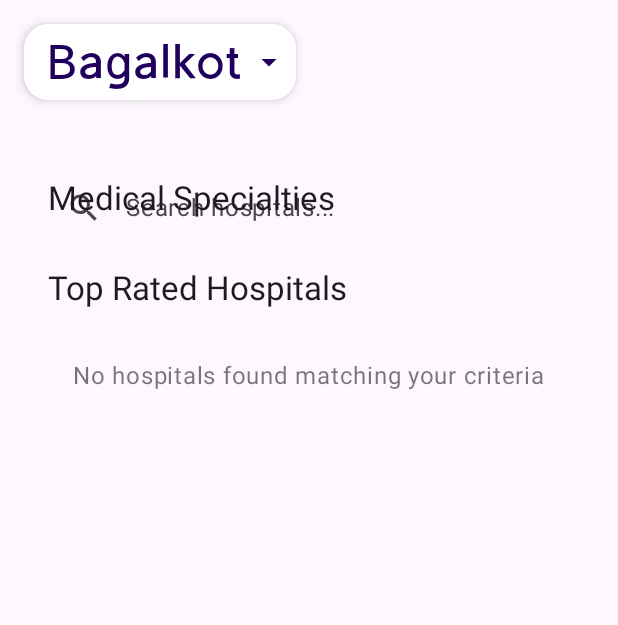
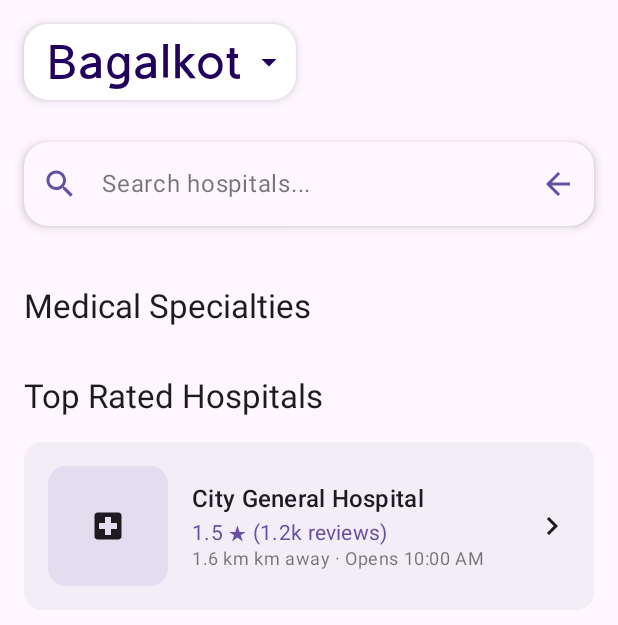
Before and after one commit to Sagarmh04/Smart-Care-GitHub, an Android app built with Jetpack Compose: the search screen opened through its navigation route, on a phone screen of 412 x 824 dp. Shown: the top 625 px of the screen. Run offline under Robolectric (Android 15) with nearby library versions, the phone set to English and light mode, and no system bars; our stand-ins replace livedata-compose.

Commit message:
Search screen Fixed, debouncing query still pending , hospitalScreenDetails still black so app may crash

```diff
--- a/app/src/main/java/com/example/smartcare/BottomNavigationBar.kt
+++ b/app/src/main/java/com/example/smartcare/BottomNavigationBar.kt
@@ -38,9 +38,8 @@
     ) {
         screens.forEach { screen ->
             var currentRoute by remember {  mutableStateOf( BottomNavScreen.Home.route)}
-            val isSelected = navController.currentBackStackEntry?.destination?.route == screen.route
             BottomNavigationItem(
-                selected = isSelected,
+                selected = true,
                 onClick = {
                     if (navController.currentDestination?.route != screen.route) {
                         navController.navigate(screen.route) {
@@ -64,7 +63,7 @@
                         text = screen.title,
                         style = AppTheme.typography.body.copy(fontSize = 16.sp, fontWeight = FontWeight.Thin)
                         )
-                Spacer(Modifier.height(30.dp))
+                Spacer(Modifier.height(40.dp))
                 }
             )
         }
--- a/app/src/main/java/com/example/smartcare/Hospitals/HospitalData.kt
+++ b/app/src/main/java/com/example/smartcare/Hospitals/HospitalData.kt
@@ -1,18 +1,23 @@
 package com.example.smartcare.Hospitals
 
-object HospitalData {
-    val hospitals = listOf(
-        Hospital(
-            id = "1",
-            name = "City General Hospital",
-            cityId = "BENGALURU",
-            district = "Central",
-            specialties = listOf("Cardiology", "Orthopedics"),
-            rating = 4.8f,
-            reviewCount = "1.5k",
-            distance = "1.2",
-            openingHours = "Open until 20:00"
+data class HospitalsData(
+    val cityName: String,
+    val hospitals: List<Hospital>
+)
 
-        ),
-    )
-}
+val allHospitalData:List<HospitalsData> = listOf(
+    HospitalsData(
+        cityName = "Bagalkot",
+        hospitals =  listOf(
+            Hospital(
+                id = "1",
+                name = "City General Hospital",
+                cityId = "Bagalkot",
+                specialties = listOf("Cardiologist","Ortho"),
+                rating = 1.5f,
+                district = "Bagalkot",
+                distance = "1.6 km",
+                reviewCount = "1.2k",
+                openingHours = "Opens 10:00 AM"
+            )
+        )))
--- a/app/src/main/java/com/example/smartcare/ui/screen/SearchScreen.kt
+++ b/app/src/main/java/com/example/smartcare/ui/screen/SearchScreen.kt
@@ -29,24 +29,18 @@
 import androidx.compose.material.icons.automirrored.filled.ArrowBack
 import androidx.compose.material.icons.filled.ArrowDropDown
 import androidx.compose.material.icons.filled.ChevronRight
-import androidx.compose.material.icons.filled.Close
+import androidx.compose.material.icons.filled.Clear
 import androidx.compose.material.icons.filled.LocalHospital
 import androidx.compose.material.icons.filled.Search
-import androidx.compose.material.icons.filled.Tune
-import androidx.compose.material3.Button
 import androidx.compose.material3.Card
 import androidx.compose.material3.CardDefaults
 import androidx.compose.material3.ExperimentalMaterial3Api
-import androidx.compose.material3.FilterChip
 import androidx.compose.material3.Icon
 import androidx.compose.material3.IconButton
 import androidx.compose.material3.MaterialTheme
-import androidx.compose.material3.ModalBottomSheet
 import androidx.compose.material3.OutlinedTextField
-import androidx.compose.material3.Slider
 import androidx.compose.material3.Text
 import androidx.compose.material3.TextFieldDefaults
-import androidx.compose.material3.rememberModalBottomSheetState
 import androidx.compose.runtime.Composable
 import androidx.compose.runtime.LaunchedEffect
 import androidx.compose.runtime.getValue
@@ -70,12 +64,12 @@
 import androidx.compose.ui.text.style.TextOverflow
 import androidx.compose.ui.unit.dp
 import androidx.compose.ui.unit.sp
-import androidx.compose.ui.zIndex
 import androidx.lifecycle.viewmodel.compose.viewModel
 import androidx.navigation.NavController
 import com.example.smartcare.City.City
 import com.example.smartcare.City.parsedCities
 import com.example.smartcare.Hospitals.Hospital
+import com.example.smartcare.Hospitals.allHospitalData
 import com.example.smartcare.ui.theme.white
 import com.example.smartcare.viewModel.SearchViewModel
 import kotlinx.coroutines.delay
@@ -97,10 +91,11 @@
     var isSearchFocused by remember { mutableStateOf(false) }
     val context = LocalContext.current
     val selectedCity by viewModel.selectedCity.observeAsState()
-    val hospitalQuery by viewModel.hospitalSearchQuery.observeAsState("")
-    val filteredHospitals by viewModel.filteredHospitals.observeAsState(emptyList())
+    var hospitalQuery by remember { mutableStateOf("") }
     var isSearchActive by remember { mutableStateOf(false) }
     val focusRequester = remember { FocusRequester() }
+    var onShow by remember { mutableStateOf(false) }
+    var filteredHospitals : List<Hospital> = allHospitalData.find { it.cityName.equals(selectedCity?.name) }?.hospitals?: emptyList()
     fun hideKeyboard(context: Context) {
         val imm = context.getSystemService(Context.INPUT_METHOD_SERVICE) as InputMethodManager
         imm.toggleSoftInput(InputMethodManager.SHOW_IMPLICIT, 0)
@@ -167,18 +162,27 @@
                     }
                 )
             } else {
-                Box(modifier = Modifier.zIndex(1f).padding(horizontal = 16.dp)) {
+                Column {
                         HospitalSearchField(
                             query = hospitalQuery,
-                        onQueryChange = { viewModel.setHospitalSearchQuery(it) },
+                            onQueryChange = {
+                                viewModel.updateHospitalSearchQuery(it)
+                                hospitalQuery=it
+                                isSearchActive=true
+                                            },
                             onFocusChange = { isSearchActive = it },
                             focusRequester = focusRequester,
-                        modifier = Modifier.padding(16.dp)
+                            modifier = Modifier.padding(16.dp),
+                            onBack = {
+                                onShow=false
+                                isSearchActive = false
+                                searchQuery = ""
+                            }
                         )
                     // Dropdown List
                     if (isSearchActive) {
                         HospitalDropdown(
-                            hospitals = filteredHospitals,
+                            filteredHospitals,
                             onHospitalSelect = { hospital ->
                                 navController.navigate("hospitalDetails/${hospital.id}")
                                 isSearchActive = false
@@ -186,18 +190,13 @@
                             },
                             modifier = Modifier.padding(horizontal = 16.dp)
                         )
-                        Box(
-                            modifier = Modifier
-                                .fillMaxSize()
-                                .clickable {
-                                    isSearchActive = false
-                                    hideKeyboard(context)
-                                }
-                                .background(Color.Black.copy(alpha = 0.4f))
-                        )
                     } else {
                         // Original content wrapped in scroll
-                        MainContentSection(filteredHospitals, navController, viewModel)
+                        MainContentSection(
+                            filteredHospitals,
+                            navController,
+                            viewModel,
+                            selectedCity)
                     }
                 }
 
@@ -245,13 +244,15 @@
 fun MainContentSection(
     filteredHospitals: List<Hospital>,
     navController: NavController,
-    viewModel: SearchViewModel
+    viewModel: SearchViewModel,
+    selectedCity: City?
 ) {
     val selectedCity by viewModel.selectedCity.observeAsState()
     val hospitalQuery by viewModel.hospitalSearchQuery.observeAsState("")
-    val filteredHospitals by viewModel.filteredHospitals.observeAsState(emptyList())
     var showFilters by remember { mutableStateOf(false) }
-    Column(modifier = Modifier.verticalScroll(rememberScrollState()).fillMaxSize()) {
+    Column(modifier = Modifier
+        .verticalScroll(rememberScrollState())
+        .fillMaxSize()) {
 
         Spacer(modifier = Modifier.height(24.dp))
 
@@ -300,7 +301,8 @@
     if (hospitals.isEmpty()) {
         EmptyState(message = "No hospitals found matching your criteria")
     } else {
-        LazyColumn(modifier = Modifier.fillMaxSize()) {
+        LazyColumn(modifier = Modifier.fillMaxWidth()
+            .heightIn(max = 400.dp)) {
             items(hospitals) { hospital ->
                 HospitalItem(hospital, onHospitalClick)
             }
@@ -314,26 +316,57 @@
     onQueryChange: (String) -> Unit,
     onFocusChange: (Boolean) -> Unit,
     focusRequester: FocusRequester,
-    modifier: Modifier = Modifier
+    modifier: Modifier = Modifier,
+    onBack: () -> Unit
 ) {
+    var debouncedQuery by remember { mutableStateOf(query) }
+    val keyboardController = LocalSoftwareKeyboardController.current // Add this
+
+    // Debounce implementation
+    LaunchedEffect(query) {
+        delay(300)
+        debouncedQuery = query
+    }
+    Column {
+        // Search Bar
+        Box(modifier = Modifier.padding(bottom =  16.dp, start = 16.dp, end = 16.dp)) {
             OutlinedTextField(
                 value = query,
                 onValueChange = onQueryChange,
-        modifier = modifier
+                modifier = Modifier
                     .fillMaxWidth()
+                    .shadow(elevation = 4.dp, shape = RoundedCornerShape(16.dp))
                     .focusRequester(focusRequester)
-            .onFocusChanged { state ->
+                    .onFocusChanged { state ->  //observe TODO oooooooooooooooo
                         onFocusChange(state.isFocused)
                     },
-        placeholder = { Text("Search hospitals...") },
-        leadingIcon = { Icon(Icons.Default.Search, null) },
+                placeholder = {
+                    Text("Search hospitals...",
+                    color = MaterialTheme.colorScheme.onSurface.copy(alpha = 0.6f))
+                              },
+                leadingIcon = {
+                    Icon(
+                        Icons.Default.Search,
+                        contentDescription = null,
+                        tint = MaterialTheme.colorScheme.primary)
+                },
                 trailingIcon = {
                     if (query.isNotEmpty()) {
                         IconButton(onClick = {
                             onQueryChange("")
                             focusRequester.requestFocus()
                         }) {
-                    Icon(Icons.Default.Close, "Clear")
+                            Icon(Icons.Default.Clear, contentDescription = "Clear")
+                        }
+                    }else{
+                        IconButton(onClick = {
+                            onBack()
+                            keyboardController?.hide() // Hide keyboard when exiting
+                        }) {
+                            Icon(
+                                Icons.AutoMirrored.Filled.ArrowBack,
+                                contentDescription = "Back",
+                                tint = MaterialTheme.colorScheme.primary)
                         }
                     }
                 },
@@ -347,6 +380,8 @@
                 singleLine = true
             )
         }
+    }
+}
 
 @Composable
 private fun HospitalPreviewItem(hospital: Hospital) {
@@ -359,7 +394,8 @@
                 .size(80.dp)
                 .background(
                     color = MaterialTheme.colorScheme.primary.copy(alpha = 0.1f),
-                    shape = RoundedCornerShape(12.dp))
+                    shape = RoundedCornerShape(12.dp)
+                )
         ) {
             Icon(
                 imageVector = Icons.Default.LocalHospital,
@@ -391,7 +427,7 @@
 
 @Composable
 private fun HospitalDropdown(
-    hospitals: List<Hospital>,
+    filteredHospitals: List<Hospital>,
     onHospitalSelect: (Hospital) -> Unit,
     modifier: Modifier = Modifier
 ) {
@@ -410,11 +446,12 @@
                 .fillMaxWidth()
                 .heightIn(max = 400.dp)
         ) {
-            items(hospitals) { hospital ->
+            items(filteredHospitals) { hospital ->
                 HospitalDropdownItem(hospital, onHospitalSelect)
             }
 
-            if (hospitals.isEmpty()) {
+
+        if (filteredHospitals.isEmpty()) {
                 item {
                     Text(
                         text = "No matching hospitals found",
@@ -536,7 +573,8 @@
         }
 
         // Filtered Cities List
-        LazyColumn(modifier = Modifier.fillMaxHeight()) {
+        LazyColumn(modifier = Modifier.fillMaxWidth()
+            .heightIn(max = 400.dp)) {
             items(
                 items = allCities.filter {
                     it.name.contains(debouncedQuery, ignoreCase = true) ||
@@ -552,7 +590,6 @@
         }
     }
 }
-
 @Composable
 private fun CityListItem(city: City, onSelect: () -> Unit) {
     Card(
--- a/app/src/main/java/com/example/smartcare/viewModel/SearchViewModel.kt
+++ b/app/src/main/java/com/example/smartcare/viewModel/SearchViewModel.kt
@@ -9,14 +9,11 @@
 import androidx.lifecycle.LiveData
 import androidx.lifecycle.MutableLiveData
 import androidx.lifecycle.ViewModel
-import androidx.lifecycle.asFlow
 import androidx.lifecycle.liveData
 import com.example.smartcare.City.City
 import com.example.smartcare.City.parsedCities
-import com.example.smartcare.Hospitals.Hospital
-import com.example.smartcare.Hospitals.HospitalData
-import kotlinx.coroutines.flow.combine
-import kotlinx.coroutines.flow.debounce
+import com.example.smartcare.Hospitals.HospitalsData
+import com.example.smartcare.Hospitals.allHospitalData
 
 class SearchViewModel : ViewModel() {
     // Selected City
@@ -35,34 +32,16 @@
     private val _selectedSpecialties = MutableLiveData<Set<String>>(emptySet())
     private val _minRating = MutableLiveData(0f)
 
-    val filteredHospitals: LiveData<List<Hospital>> = liveData {
-        combine(
-            _selectedCity.asFlow(),
-            _hospitalSearchQuery.asFlow() // Removed debounce
-        ) { city, query ->
-            filterHospitals(city, query)
-        }.collect { hospitals ->
-            emit(hospitals)
-        }
-    }
-
-    private fun filterHospitals(
-        city: City?,
-        query: String,
-        specialties: Set<String>,
-        minRating: Float
-    ): List<Hospital> {
-        return HospitalData.hospitals.filter { hospital ->
-            (city == null || hospital.cityId == city.id) &&
-                    (query.isEmpty() || hospital.name.contains(query, true)) &&
-                    (specialties.isEmpty() || specialties.any { it in hospital.specialties }) &&
-                    hospital.rating >= minRating
-        }
-    }
 
     // Add filter update functions
     fun updateSpecialtyFilters(specialties: Set<String>) {
         _selectedSpecialties.value = specialties
+    }
+
+    fun getHospitalById(hospitalId: String?): LiveData<HospitalsData?> {
+        return liveData {
+            emit(allHospitalData.find { it.hospitals.get(1).id == hospitalId })
+        }
     }
 
     fun updateRatingFilter(rating: Float) {
@@ -86,14 +65,11 @@
         _allCities.value = parsedCities // Ensure parsedCities is defined elsewhere
     }
 
-    private fun filterHospitals(city: City?, query: String): List<Hospital> {
-        return HospitalData.hospitals.filter { hospital ->
-            (city == null || hospital.cityId == city.id) &&
-                    (query.isEmpty() || hospital.name.contains(query, true))
-        }
-    }
 
     fun updateSearchQuery(query: String) {
+        citySearchQuery = query
+    }
+    fun updateHospitalSearchQuery(query: String) {
         citySearchQuery = query
     }
 
```
Also changed, not shown: app/src/main/java/com/example/smartcare/ui/screen/HospitalDetailsScreen.kt (added, +232 -0 lines). Lines whose indentation alone changed are shown as unchanged.
